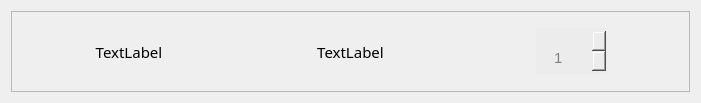
Above: ui_files/cart_extraitem.ui from xTheSheep/gui_landwirtschaftliche_fahrzeuge before the change. Below: the same form after it.
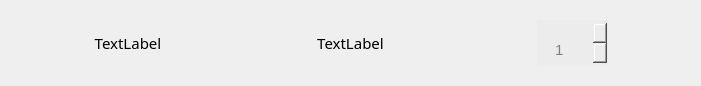
That is the form after the change.

The edit to the form file:
```diff
--- a/ui_files/cart_extraitem.ui
+++ b/ui_files/cart_extraitem.ui
@@ -7,7 +7,7 @@
     <x>0</x>
     <y>0</y>
     <width>701</width>
-    <height>103</height>
+    <height>83</height>
    </rect>
   </property>
   <property name="windowTitle">
@@ -43,7 +43,7 @@
    <item>
     <widget class="QFrame" name="frame">
      <property name="frameShape">
-      <enum>QFrame::StyledPanel</enum>
+      <enum>QFrame::NoFrame</enum>
      </property>
      <property name="frameShadow">
       <enum>QFrame::Raised</enum>
```
